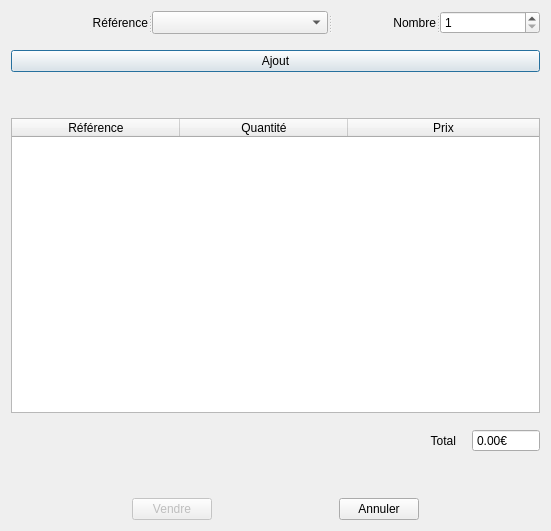
First picture: the form in qlot/ajoutventedialog.ui, repository Harenome/qlot, before the edit.
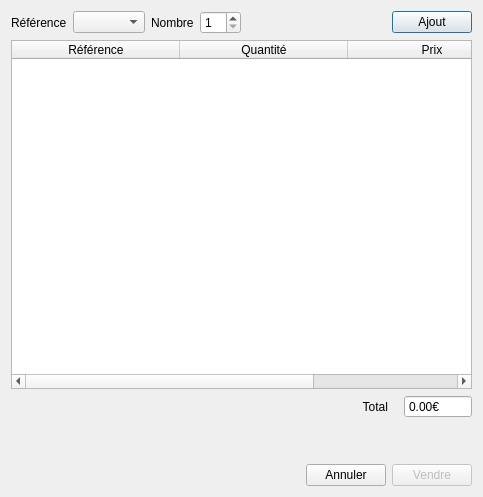
Second picture: the form after the edit. Icons and pictures are not drawn.

Commit message: vente, boutons

What changed in the file:
```diff
--- a/qlot/ajoutventedialog.ui
+++ b/qlot/ajoutventedialog.ui
@@ -9,8 +9,8 @@
    <rect>
     <x>0</x>
     <y>0</y>
-    <width>551</width>
-    <height>531</height>
+    <width>483</width>
+    <height>497</height>
    </rect>
   </property>
   <property name="windowTitle">
@@ -22,62 +22,48 @@
   </property>
   <layout class="QGridLayout" name="gridLayout">
    <item row="0" column="0">
-    <layout class="QVBoxLayout" name="verticalLayout_3">
-     <item>
-      <layout class="QVBoxLayout" name="verticalLayout_2">
-       <item>
         <layout class="QVBoxLayout" name="verticalLayout">
          <item>
-          <widget class="QSplitter" name="splitter_3">
-           <property name="orientation">
-            <enum>Qt::Horizontal</enum>
-           </property>
-           <widget class="QSplitter" name="splitter">
-            <property name="orientation">
-             <enum>Qt::Horizontal</enum>
-            </property>
+      <layout class="QHBoxLayout" name="horizontalLayout_3">
+       <item>
             <widget class="QLabel" name="label_ref_vente">
              <property name="text">
               <string>Référence</string>
              </property>
              <property name="alignment">
-              <set>Qt::AlignRight|Qt::AlignTrailing|Qt::AlignVCenter</set>
-             </property>
-            </widget>
+          <set>Qt::AlignLeading|Qt::AlignLeft|Qt::AlignVCenter</set>
+         </property>
+        </widget>
+       </item>
+       <item>
             <widget class="QComboBox" name="comboBox_ref_vente"/>
-           </widget>
-           <widget class="QSplitter" name="splitter_2">
-            <property name="orientation">
-             <enum>Qt::Horizontal</enum>
-            </property>
+       </item>
+       <item>
             <widget class="QLabel" name="label_nb_vente">
              <property name="text">
               <string>Nombre</string>
              </property>
              <property name="alignment">
-              <set>Qt::AlignRight|Qt::AlignTrailing|Qt::AlignVCenter</set>
-             </property>
-            </widget>
+          <set>Qt::AlignLeading|Qt::AlignLeft|Qt::AlignVCenter</set>
+         </property>
+        </widget>
+       </item>
+       <item>
             <widget class="QSpinBox" name="spinBox_qtite_vente">
              <property name="minimum">
               <number>1</number>
              </property>
             </widget>
-           </widget>
-          </widget>
          </item>
          <item>
-          <spacer name="verticalSpacer_4">
+        <spacer name="horizontalSpacer_3">
            <property name="orientation">
-            <enum>Qt::Vertical</enum>
-           </property>
-           <property name="sizeType">
-            <enum>QSizePolicy::Fixed</enum>
+          <enum>Qt::Horizontal</enum>
            </property>
            <property name="sizeHint" stdset="0">
             <size>
-             <width>20</width>
-             <height>10</height>
+           <width>40</width>
+           <height>20</height>
             </size>
            </property>
           </spacer>
@@ -91,22 +77,6 @@
          </item>
         </layout>
        </item>
-       <item>
-        <spacer name="verticalSpacer">
-         <property name="orientation">
-          <enum>Qt::Vertical</enum>
-         </property>
-         <property name="sizeType">
-          <enum>QSizePolicy::Fixed</enum>
-         </property>
-         <property name="sizeHint" stdset="0">
-          <size>
-           <width>20</width>
-           <height>40</height>
-          </size>
-         </property>
-        </spacer>
-       </item>
        <item>
         <widget class="QTableWidget" name="table_ajout_vente">
          <attribute name="horizontalHeaderDefaultSectionSize">
@@ -132,22 +102,6 @@
          </column>
         </widget>
        </item>
-       <item>
-        <spacer name="verticalSpacer_2">
-         <property name="orientation">
-          <enum>Qt::Vertical</enum>
-         </property>
-         <property name="sizeType">
-          <enum>QSizePolicy::Fixed</enum>
-         </property>
-         <property name="sizeHint" stdset="0">
-          <size>
-           <width>20</width>
-           <height>10</height>
-          </size>
-         </property>
-        </spacer>
-       </item>
        <item>
         <layout class="QHBoxLayout" name="horizontalLayout">
          <item>
@@ -207,8 +161,6 @@
          </item>
         </layout>
        </item>
-      </layout>
-     </item>
      <item>
       <spacer name="verticalSpacer_3">
        <property name="orientation">
@@ -240,6 +192,13 @@
          </property>
         </spacer>
        </item>
+       <item>
+        <widget class="QPushButton" name="button_annuler_vente">
+         <property name="text">
+          <string>Annuler</string>
+         </property>
+        </widget>
+       </item>
        <item>
         <widget class="QPushButton" name="button_vente">
          <property name="enabled">
@@ -250,39 +209,6 @@
          </property>
         </widget>
        </item>
-       <item>
-        <spacer name="horizontalSpacer_3">
-         <property name="orientation">
-          <enum>Qt::Horizontal</enum>
-         </property>
-         <property name="sizeHint" stdset="0">
-          <size>
-           <width>40</width>
-           <height>20</height>
-          </size>
-         </property>
-        </spacer>
-       </item>
-       <item>
-        <widget class="QPushButton" name="button_annuler_vente">
-         <property name="text">
-          <string>Annuler</string>
-         </property>
-        </widget>
-       </item>
-       <item>
-        <spacer name="horizontalSpacer_5">
-         <property name="orientation">
-          <enum>Qt::Horizontal</enum>
-         </property>
-         <property name="sizeHint" stdset="0">
-          <size>
-           <width>40</width>
-           <height>20</height>
-          </size>
-         </property>
-        </spacer>
-       </item>
       </layout>
      </item>
     </layout>
```
Lines whose indentation alone changed are shown as unchanged. The commit also changes 2 other files.
